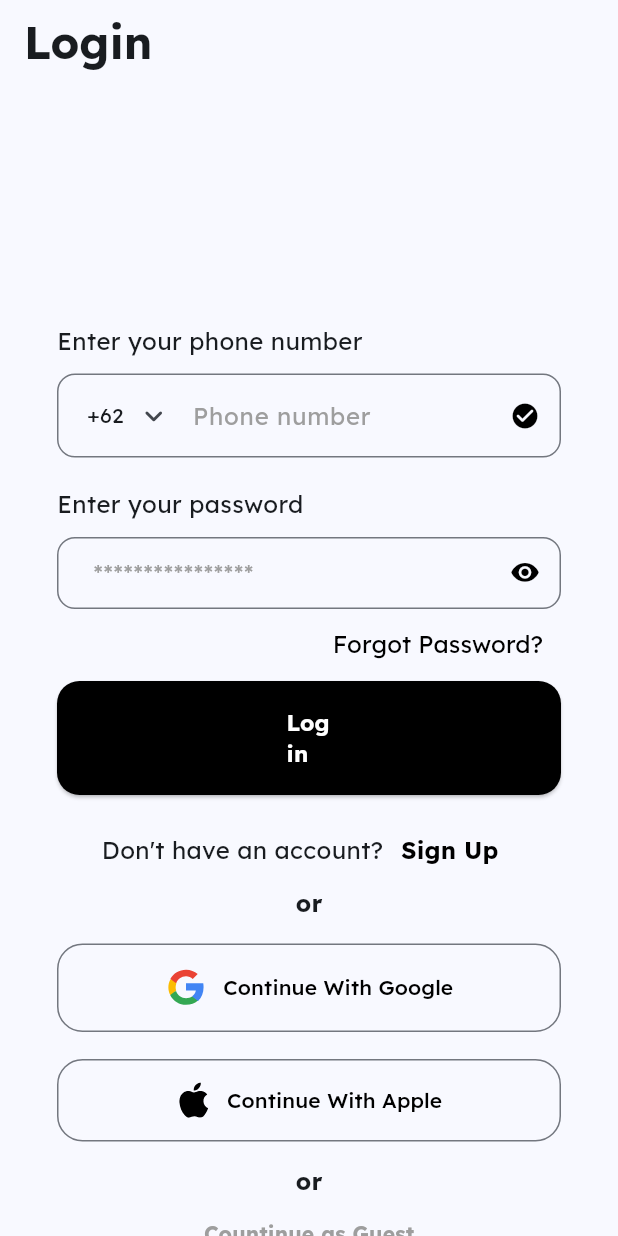
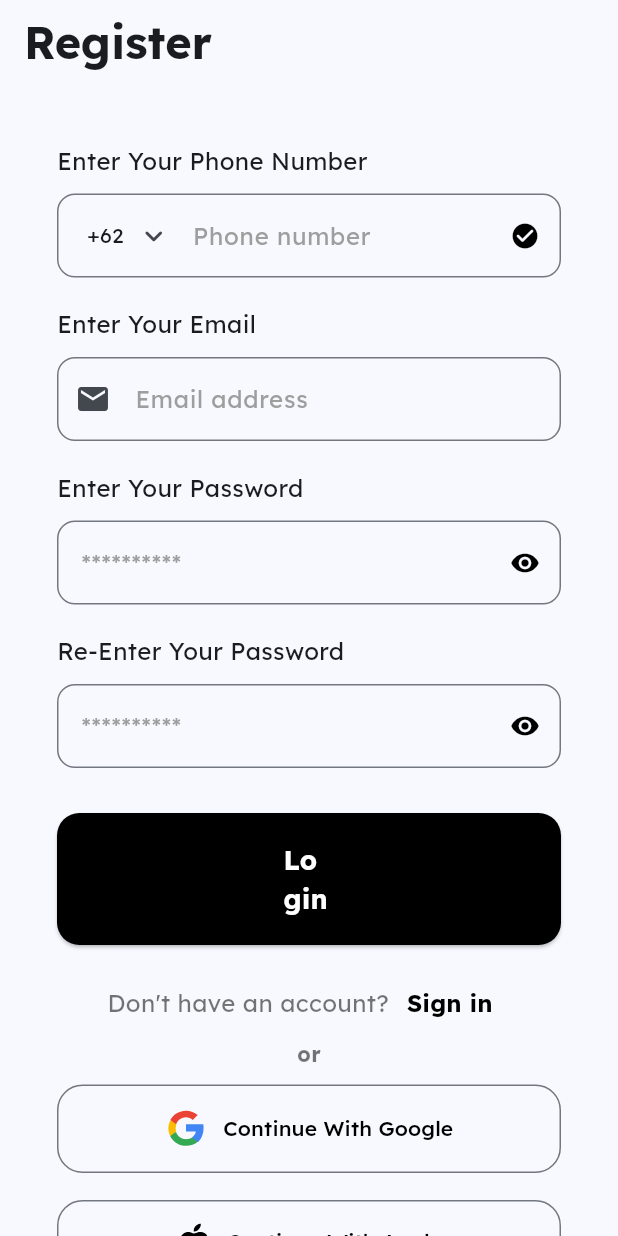
Before and after one commit to lamelopal/login-flutter, a Flutter app: the screen it shows after launch, after a tap on "Login", on a phone screen of 412 x 824 dp. Run offline on Flutter 3.47's test engine with Material 3 defaults, Android fonts, the light colour scheme and no system bars; our stand-ins replace flutter_svg, google_fonts.

```diff
--- /dev/null
+++ b/lib/costum-widget-register.dart
@@ -0,0 +1,44 @@
+// lib/widgets/custom_widget_register.dart
+import 'package:flutter/material.dart';
+import 'package:flutter/services.dart';
+
+class CustomTextField extends StatelessWidget {
+  final String hintText;
+  final TextInputType keyboardType;
+  final List<TextInputFormatter> inputFormatters;
+  final Widget? prefixIcon;
+  final Widget? suffixIcon;
+  final TextEditingController? controller;
+
+  const CustomTextField({
+    Key? key,
+    required this.hintText,
+    this.keyboardType = TextInputType.text,
+    this.inputFormatters = const [],
+    this.prefixIcon,
+    this.suffixIcon,
+    this.controller,
+  }) : super(key: key);
+
+  @override
+  Widget build(BuildContext context) {
+    return TextField(
+      controller: controller,
+      keyboardType: keyboardType,
+      inputFormatters: inputFormatters,
+      decoration: InputDecoration(
+        border: OutlineInputBorder(
+          borderRadius: BorderRadius.circular(12),
+        ),
+        focusedBorder: OutlineInputBorder(
+          borderRadius: BorderRadius.circular(12),
+          borderSide: const BorderSide(color: Colors.black),
+        ),
+        prefixIcon: prefixIcon,
+        hintText: hintText,
+        hintStyle: TextStyle(color: Colors.grey.shade500),
+        suffixIcon: suffixIcon,
+      ),
+    );
+  }
+}
--- a/lib/login_page.dart
+++ b/lib/login_page.dart
@@ -135,7 +135,7 @@ class _LoginPageState extends State<LoginPage> {
               onPressed: () {},
               style: ElevatedButton.styleFrom(
                 padding:
-                    const EdgeInsets.symmetric(horizontal: 153, vertical: 17),
+                const EdgeInsets.symmetric(horizontal: 153, vertical: 17),
                 backgroundColor: Colors.black,
                 foregroundColor: Colors.white,
                 shape: RoundedRectangleBorder(
@@ -192,7 +192,7 @@ class _LoginPageState extends State<LoginPage> {
             OutlinedButton(
               style: OutlinedButton.styleFrom(
                   padding:
-                      const EdgeInsets.symmetric(horizontal: 68, vertical: 15),
+                  const EdgeInsets.symmetric(horizontal: 68, vertical: 15),
                   shape: RoundedRectangleBorder(
                     borderRadius: BorderRadius.circular(17),
                   )),
@@ -217,7 +217,7 @@ class _LoginPageState extends State<LoginPage> {
             OutlinedButton(
               style: OutlinedButton.styleFrom(
                   padding:
-                      const EdgeInsets.symmetric(horizontal: 68, vertical: 15),
+                  const EdgeInsets.symmetric(horizontal: 68, vertical: 15),
                   shape: RoundedRectangleBorder(
                     borderRadius: BorderRadius.circular(17),
                   )),
--- a/lib/main.dart
+++ b/lib/main.dart
@@ -1,11 +1,11 @@
 import 'package:authentications_flutter/icons/icons.dart';
+import 'package:authentications_flutter/register_page.dart';
 import 'package:flutter/material.dart';
+import 'package:google_fonts/google_fonts.dart';
 import 'package:flutter/services.dart';
+import 'costum-widget-register.dart';
 import 'package:flutter_svg/flutter_svg.dart';
-import 'package:google_fonts/google_fonts.dart';
 
-import 'forgot_page.dart';
-import 'login_page.dart';
 
 void main() {
   runApp(const MyApp());
@@ -20,10 +20,11 @@ class MyApp extends StatelessWidget {
       debugShowCheckedModeBanner: false,
       title: 'Flutter Demo',
       theme: ThemeData(
-          colorScheme: ColorScheme.fromSeed(seedColor: Colors.blue),
-          useMaterial3: true,
-          fontFamily: GoogleFonts.lexend().fontFamily),
-      home: const LoginPage(),
+        colorScheme: ColorScheme.fromSeed(seedColor: Colors.blue),
+        useMaterial3: true,
+        fontFamily: GoogleFonts.lexend().fontFamily,
+      ),
+      home: const RegisterPage(),
     );
   }
 }
--- /dev/null
+++ b/lib/register_page.dart
@@ -0,0 +1,230 @@
+import 'package:authentications_flutter/icons/icons.dart';
+import 'package:authentications_flutter/login_page.dart';
+import 'package:flutter/material.dart';
+import 'package:google_fonts/google_fonts.dart';
+import 'package:flutter/services.dart';
+import 'costum-widget-register.dart';
+import 'package:flutter_svg/flutter_svg.dart';
+
+
+class RegisterPage extends StatefulWidget {
+  const RegisterPage({super.key});
+
+  @override
+  State<RegisterPage> createState() => _RegisterPageState();
+}
+
+class _RegisterPageState extends State<RegisterPage> {
+  @override
+  Widget build(BuildContext context) {
+    return Scaffold(
+      appBar: AppBar(
+        title: const Text(
+          'Register',
+          style: TextStyle(fontWeight: FontWeight.bold, fontSize: 30),
+        ),
+      ),
+      body: Padding(
+        padding: const EdgeInsets.only(top: 40, left: 38, right: 38),
+        child: Column(
+          crossAxisAlignment: CrossAxisAlignment.start,
+          children: [
+            const Text(
+              'Enter Your Phone Number',
+              style: TextStyle(fontSize: 16),
+            ),
+            const SizedBox(height: 10),
+            CustomTextField(
+              hintText: 'Phone number',
+              keyboardType: TextInputType.phone,
+              inputFormatters: [FilteringTextInputFormatter.digitsOnly],
+              prefixIcon: const Padding(
+                padding: EdgeInsets.only(left: 20),
+                child: Row(
+                  mainAxisSize: MainAxisSize.min,
+                  children: [
+                    Text('+62'),
+                    SizedBox(width: 8),
+                    Icon(Icons.keyboard_arrow_down_rounded),
+                    SizedBox(width: 10),
+                  ],
+                ),
+              ),
+              suffixIcon: const Icon(
+                Icons.check_circle_rounded,
+                size: 20,
+                color: Colors.black,
+              ),
+            ),
+            const SizedBox(height: 20),
+            const Text(
+              'Enter Your Email',
+              style: TextStyle(fontSize: 16),
+            ),
+            const SizedBox(height: 10),
+            const CustomTextField(
+              hintText: 'Email address',
+              keyboardType: TextInputType.emailAddress,
+              inputFormatters: [],
+              prefixIcon: Icon(Icons.email),
+              suffixIcon: null,
+            ),
+            const SizedBox(
+              height: 20,
+            ),
+            const Text(
+              'Enter Your Password',
+              style: TextStyle(fontSize: 16),
+            ),
+            const SizedBox(
+              height: 10,
+            ),
+            const CustomTextField(
+              hintText: '**********',
+              keyboardType: TextInputType.visiblePassword,
+              inputFormatters: [],
+              prefixIcon: null,
+              suffixIcon: Icon(
+                Icons.remove_red_eye_rounded,
+                size: 20,
+                color: Colors.black,
+              ),
+            ),
+            const SizedBox(
+              height: 20,
+            ),
+            const Text(
+              'Re-Enter Your Password',
+              style: TextStyle(fontSize: 16),
+            ),
+            const SizedBox(
+              height: 10,
+            ),
+            const CustomTextField(
+              hintText: '**********',
+              keyboardType: TextInputType.visiblePassword,
+              inputFormatters: [],
+              prefixIcon: null,
+              suffixIcon: Icon(
+                Icons.remove_red_eye_rounded,
+                size: 20,
+                color: Colors.black,
+              ),
+            ),
+            const SizedBox(
+              height: 30,
+            ),
+            ElevatedButton(
+              onPressed: () {},
+              style: ElevatedButton.styleFrom(
+                padding:
+                    const EdgeInsets.symmetric(horizontal: 151, vertical: 18),
+                backgroundColor: Colors.black,
+                foregroundColor: Colors.white,
+                shape: RoundedRectangleBorder(
+                  borderRadius: BorderRadius.circular(15),
+                ),
+              ),
+              child: const Text(
+                'Login',
+                style: TextStyle(fontWeight: FontWeight.bold, fontSize: 18),
+              ),
+            ),
+            const SizedBox(
+              height: 15,
+            ),
+            Row(
+              mainAxisAlignment: MainAxisAlignment.center,
+              children: [
+                const Text(
+                  'Don\'t have an account?',
+                  style: TextStyle(
+                      fontSize: 16,
+                      fontWeight: FontWeight.w400,
+                      color: Colors.black54),
+                ),
+                TextButton(
+                  onPressed: () {
+                    Navigator.push(
+                      context,
+                      MaterialPageRoute(
+                        builder: (context) => const LoginPage(),
+                      ),
+                    );
+                  },
+                  style: ElevatedButton.styleFrom(
+                    splashFactory: NoSplash.splashFactory,
+                  ),
+                  child: const Text(
+                    'Sign in',
+                    style: TextStyle(
+                        fontWeight: FontWeight.bold,
+                        fontSize: 16,
+                        color: Colors.black),
+                  ),
+                ),
+              ],
+            ),
+            const Center(
+              child: Text(
+                'or',
+                style: TextStyle(
+                    fontWeight: FontWeight.bold, color: Colors.black54),
+              ),
+            ),
+            const SizedBox(
+              height: 10,
+            ),
+            OutlinedButton(
+              style: OutlinedButton.styleFrom(
+                  padding:
+                      const EdgeInsets.symmetric(horizontal: 68, vertical: 15),
+                  shape: RoundedRectangleBorder(
+                    borderRadius: BorderRadius.circular(17),
+                  )),
+              onPressed: () {},
+              child: Row(
+                mainAxisAlignment: MainAxisAlignment.center,
+                children: [
+                  SvgPicture.string(google),
+                  const SizedBox(
+                    width: 10,
+                  ),
+                  const Text(
+                    'Continue With Google',
+                    style: TextStyle(color: Colors.black),
+                  ),
+                ],
+              ),
+            ),
+            const SizedBox(
+              height: 18,
+            ),
+            OutlinedButton(
+              style: OutlinedButton.styleFrom(
+                  padding:
+                      const EdgeInsets.symmetric(horizontal: 68, vertical: 15),
+                  shape: RoundedRectangleBorder(
+                    borderRadius: BorderRadius.circular(17),
+                  )),
+              onPressed: () {},
+              child: Row(
+                mainAxisAlignment: MainAxisAlignment.center,
+                children: [
+                  SvgPicture.string(apple),
+                  const SizedBox(
+                    width: 10,
+                  ),
+                  const Text(
+                    'Continue With Apple',
+                    style: TextStyle(color: Colors.black),
+                  ),
+                ],
+              ),
+            ),
+          ],
+        ),
+      ),
+    );
+  }
+}
```
Also changed, not shown: lib/forgot_page.dart (+30 -16 lines), lib/otp_page.dart (added, +159 -0 lines).
